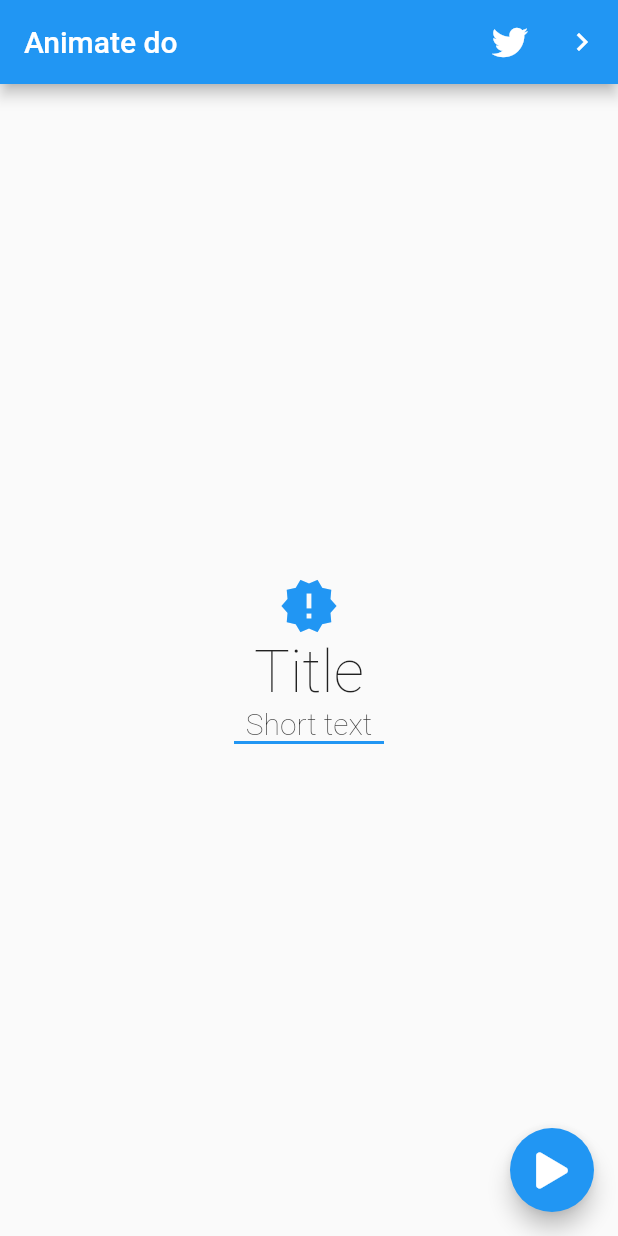
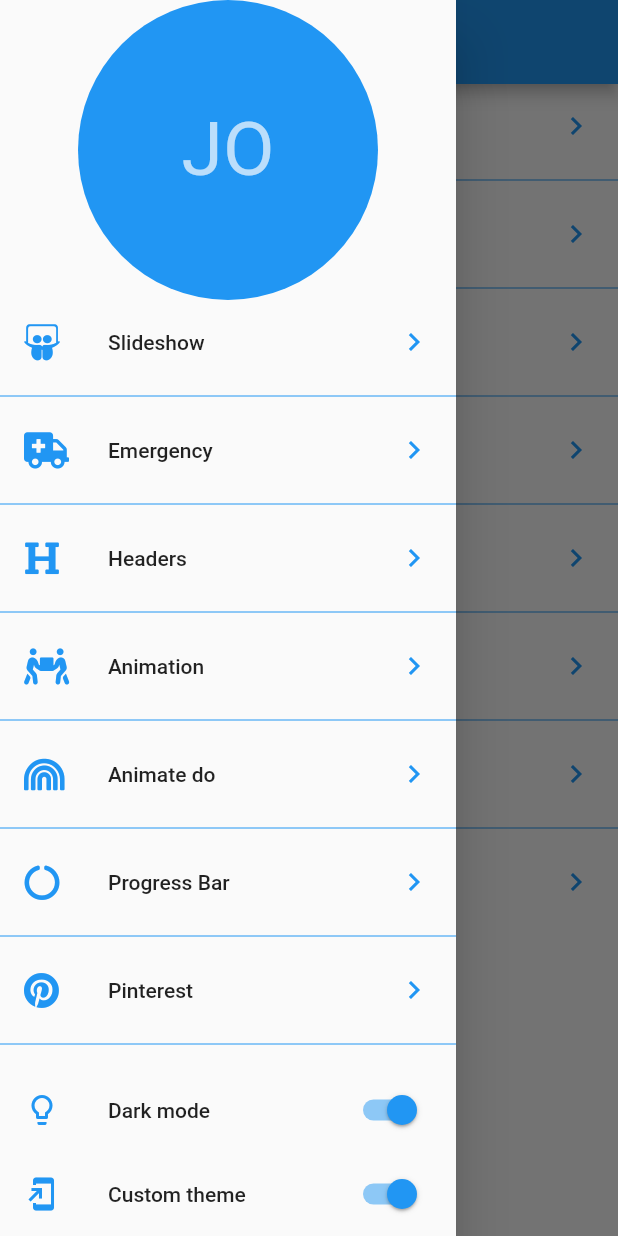
Before and after one commit to JCamiloo/flutter-animations, a Flutter app: the screen it shows after launch, with the side drawer open (before the commit the screen has no drawer), on a phone screen of 412 x 824 dp. Run offline on Flutter 3.47's test engine with Material 2 defaults, Android fonts, the phone set to English and light mode, and no system bars; our stand-ins replace animate_do, flutter_svg, font_awesome_flutter.

Commit message:
app routes added

```diff
--- a/lib/main.dart
+++ b/lib/main.dart
@@ -1,5 +1,5 @@
 import 'package:flutter/material.dart';
-import 'package:headers/src/screens/animate_do_screen.dart';
+import 'package:headers/src/screens/launcher_screen.dart';
 
 void main() => runApp(MyApp());
 
@@ -9,7 +9,7 @@ class MyApp extends StatelessWidget {
     return MaterialApp(
       debugShowCheckedModeBanner: false,
       title: 'Design App',
-      home: AnimateDoScreen()
+      home: LauncherScreen()
     );
   }
 }
--- /dev/null
+++ b/lib/src/routes/routes.dart
@@ -0,0 +1,29 @@
+import 'package:flutter/material.dart';
+import 'package:font_awesome_flutter/font_awesome_flutter.dart';
+import 'package:headers/src/screens/slideshow_screen.dart';
+import 'package:headers/src/screens/emergency_screen.dart';
+import 'package:headers/src/screens/headers_screen.dart';
+import 'package:headers/src/screens/animations_screen.dart';
+import 'package:headers/src/screens/animate_do_screen.dart';
+import 'package:headers/src/screens/circular_progress_screen.dart';
+import 'package:headers/src/screens/pinterest_screen.dart';
+import 'package:headers/src/screens/sliver_screen.dart';
+
+final screenRoutes = <_Route>[
+  _Route(FontAwesomeIcons.slideshare, 'Slideshow', SlideShowScreen()),
+  _Route(FontAwesomeIcons.ambulance, 'Emergency', EmergencyScreen()),
+  _Route(FontAwesomeIcons.heading, 'Headers', HeadersScreen()),
+  _Route(FontAwesomeIcons.peopleCarry, 'Animation', AnimationsScreen()),
+  _Route(FontAwesomeIcons.rainbow, 'Animate do', AnimateDoScreen()),
+  _Route(FontAwesomeIcons.circleNotch, 'Progress Bar', CircularProgressScreen()),
+  _Route(FontAwesomeIcons.pinterest, 'Pinterest', PinterestScreen()),
+  _Route(FontAwesomeIcons.mobile, 'Sliver', SliverScreen()),
+];
+
+class _Route {
+  final IconData icon;
+  final String title;
+  final Widget screen;
+
+  _Route(this.icon, this.title, this.screen);
+}
--- /dev/null
+++ b/lib/src/screens/launcher_screen.dart
@@ -0,0 +1,94 @@
+import 'package:flutter/material.dart';
+import 'package:font_awesome_flutter/font_awesome_flutter.dart';
+import 'package:headers/src/routes/routes.dart';
+
+class LauncherScreen extends StatelessWidget {
+
+  @override
+  Widget build(BuildContext context) {
+    return Scaffold(
+      appBar: AppBar(
+        title: Text('Designs'),
+      ),
+      drawer: _MainMenu(),
+      body: _OptionList(),
+    );
+  }
+}
+
+class _MainMenu extends StatelessWidget {
+
+  @override
+  Widget build(BuildContext context) {
+    return Drawer(
+      child: Container(
+        child: Column(
+          children: <Widget>[
+            SafeArea(
+              child: Container(
+                width: double.infinity,
+                height: 200,
+                child: CircleAvatar(
+                  backgroundColor: Colors.blue,
+                  child: Text('JO', style: TextStyle(fontSize: 50)),
+                ),
+              ),
+            ),
+            Expanded(
+              child: _OptionList(),
+            ),
+            ListTile(
+              leading: Icon(Icons.lightbulb_outline, color: Colors.blue),
+              title: Text('Dark mode'),
+              trailing: Switch.adaptive(
+                value: true,
+                activeColor: Colors.blue,
+                onChanged: (value) {}
+              ),
+            ),
+            SafeArea(
+              bottom: true,
+              top: false,
+              left: false,
+              right: false,
+              child: ListTile(
+                leading: Icon(Icons.add_to_home_screen, color: Colors.blue),
+                title: Text('Custom theme'),
+                trailing: Switch.adaptive(
+                  value: true,
+                  activeColor: Colors.blue,
+                  onChanged: (value) {}
+                ),
+              ),
+            )
+          ],
+        ),
+      ),
+    );
+  }
+}
+
+class _OptionList extends StatelessWidget {
+
+  @override
+  Widget build(BuildContext context) {
+    return ListView.separated(
+      physics: BouncingScrollPhysics(),
+      separatorBuilder: (context, i) => Divider(
+        color: Colors.blue,
+      ),
+      itemCount: screenRoutes.length,
+      itemBuilder: (context, i) => ListTile(
+        leading: FaIcon(screenRoutes[i].icon, color: Colors.blue),
+        title: Text(screenRoutes[i].title),
+        trailing: Icon(Icons.chevron_right, color: Colors.blue),
+        onTap: () {
+          Navigator.push(
+            context,
+            MaterialPageRoute(builder: (BuildContext context) => screenRoutes[i].screen)
+          );
+        },
+      ),
+    );
+  }
+}
```
